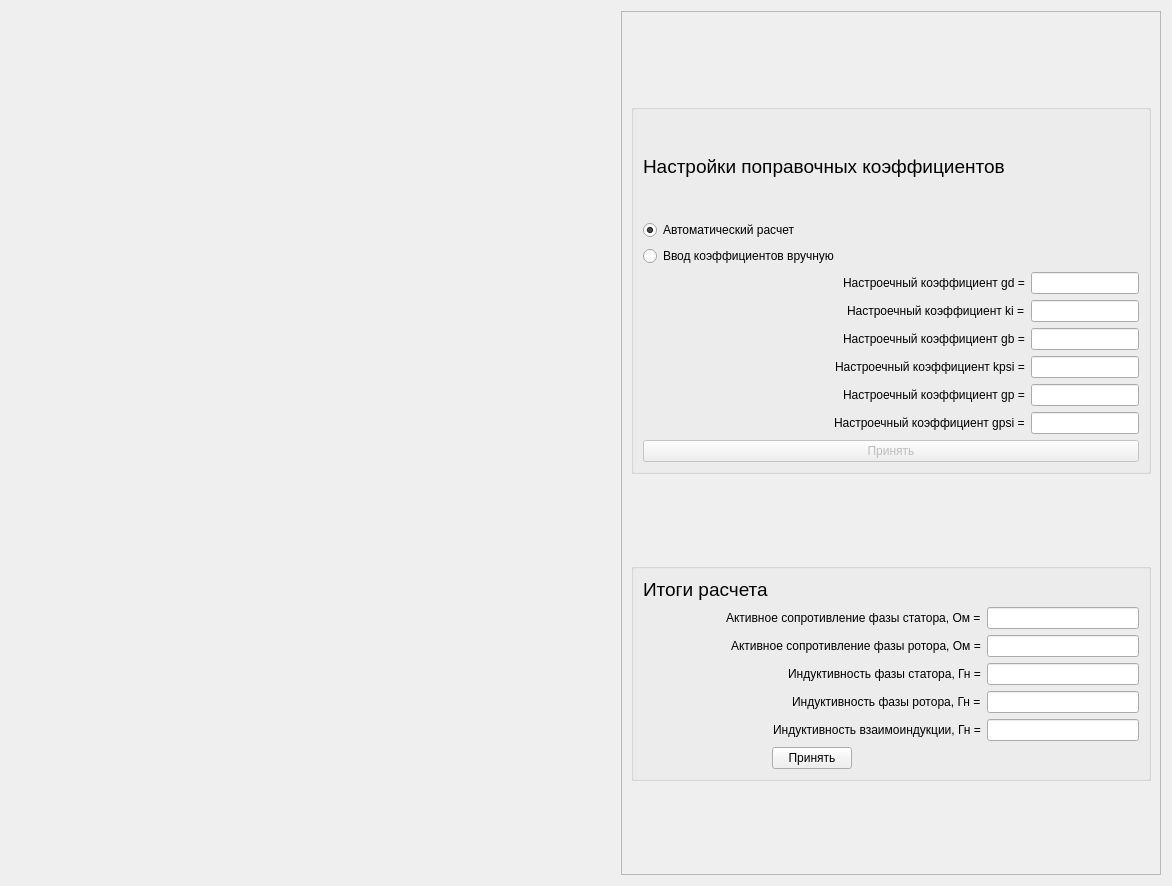
Before: the Qt Designer form ImView/identf.ui in Ivanos121/ImView, drawn with Qt 5.
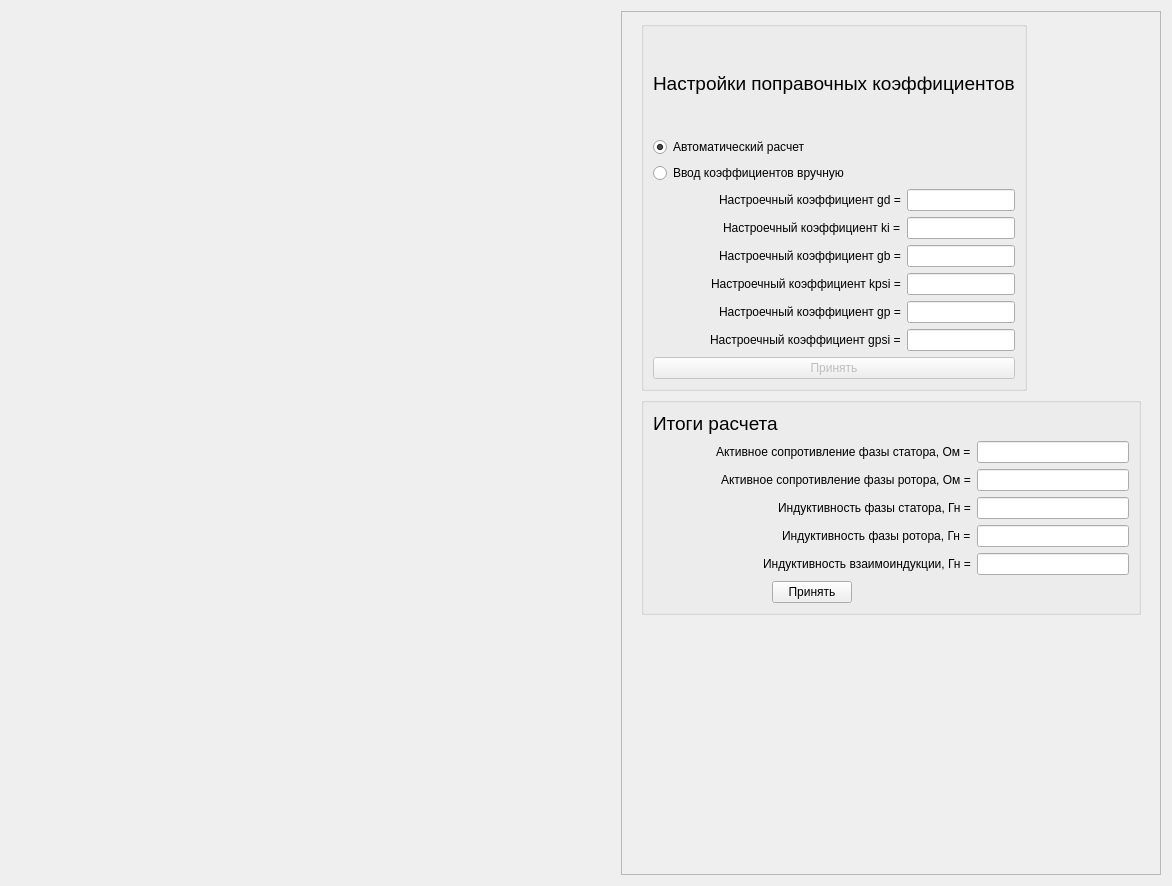
After: the same form once the commit is applied. Custom widgets are drawn as their Qt base class.

```diff
--- a/ImView/identf.ui
+++ b/ImView/identf.ui
@@ -60,10 +60,218 @@
        </rect>
       </property>
       <layout class="QGridLayout" name="gridLayout_3">
-       <item row="0" column="0">
+       <item row="2" column="0">
+        <widget class="QGroupBox" name="groupBox_2">
+         <property name="sizePolicy">
+          <sizepolicy hsizetype="Fixed" vsizetype="Fixed">
+           <horstretch>0</horstretch>
+           <verstretch>0</verstretch>
+          </sizepolicy>
+         </property>
+         <property name="minimumSize">
+          <size>
+           <width>500</width>
+           <height>0</height>
+          </size>
+         </property>
+         <property name="maximumSize">
+          <size>
+           <width>550</width>
+           <height>16777215</height>
+          </size>
+         </property>
+         <property name="title">
+          <string/>
+         </property>
+         <layout class="QGridLayout" name="gridLayout_2">
+          <item row="1" column="0" alignment="Qt::AlignRight">
+           <widget class="QLabel" name="label_10">
+            <property name="text">
+             <string>Активное сопротивление фазы статора, Ом =</string>
+            </property>
+           </widget>
+          </item>
+          <item row="4" column="1">
+           <widget class="QLineEdit" name="lineEdit_9">
+            <property name="sizePolicy">
+             <sizepolicy hsizetype="Fixed" vsizetype="Fixed">
+              <horstretch>0</horstretch>
+              <verstretch>0</verstretch>
+             </sizepolicy>
+            </property>
+            <property name="minimumSize">
+             <size>
+              <width>152</width>
+              <height>0</height>
+             </size>
+            </property>
+            <property name="maximumSize">
+             <size>
+              <width>16777215</width>
+              <height>16777215</height>
+             </size>
+            </property>
+           </widget>
+          </item>
+          <item row="3" column="1">
+           <widget class="QLineEdit" name="lineEdit_10">
+            <property name="sizePolicy">
+             <sizepolicy hsizetype="Fixed" vsizetype="Fixed">
+              <horstretch>0</horstretch>
+              <verstretch>0</verstretch>
+             </sizepolicy>
+            </property>
+            <property name="minimumSize">
+             <size>
+              <width>152</width>
+              <height>0</height>
+             </size>
+            </property>
+            <property name="maximumSize">
+             <size>
+              <width>16777215</width>
+              <height>16777215</height>
+             </size>
+            </property>
+           </widget>
+          </item>
+          <item row="2" column="1">
+           <widget class="QLineEdit" name="lineEdit_11">
+            <property name="sizePolicy">
+             <sizepolicy hsizetype="Fixed" vsizetype="Fixed">
+              <horstretch>0</horstretch>
+              <verstretch>0</verstretch>
+             </sizepolicy>
+            </property>
+            <property name="minimumSize">
+             <size>
+              <width>152</width>
+              <height>0</height>
+             </size>
+            </property>
+            <property name="maximumSize">
+             <size>
+              <width>16777215</width>
+              <height>16777215</height>
+             </size>
+            </property>
+           </widget>
+          </item>
+          <item row="2" column="0" alignment="Qt::AlignRight">
+           <widget class="QLabel" name="label_11">
+            <property name="text">
+             <string>Активное сопротивление фазы ротора, Ом =</string>
+            </property>
+           </widget>
+          </item>
+          <item row="3" column="0" alignment="Qt::AlignRight">
+           <widget class="QLabel" name="label_12">
+            <property name="text">
+             <string>Индуктивность фазы статора, Гн =</string>
+            </property>
+           </widget>
+          </item>
+          <item row="0" column="0">
+           <widget class="QLabel" name="label_15">
+            <property name="text">
+             <string>&lt;html&gt;&lt;head/&gt;&lt;body&gt;&lt;p&gt;&lt;span style=&quot; font-size:14pt;&quot;&gt;Итоги расчета&lt;/span&gt;&lt;/p&gt;&lt;/body&gt;&lt;/html&gt;</string>
+            </property>
+           </widget>
+          </item>
+          <item row="6" column="0" alignment="Qt::AlignHCenter">
+           <widget class="QPushButton" name="pushButton">
+            <property name="sizePolicy">
+             <sizepolicy hsizetype="Fixed" vsizetype="Fixed">
+              <horstretch>0</horstretch>
+              <verstretch>0</verstretch>
+             </sizepolicy>
+            </property>
+            <property name="text">
+             <string>Принять</string>
+            </property>
+           </widget>
+          </item>
+          <item row="5" column="0" alignment="Qt::AlignRight">
+           <widget class="QLabel" name="label_14">
+            <property name="text">
+             <string>Индуктивность взаимоиндукции, Гн =</string>
+            </property>
+           </widget>
+          </item>
+          <item row="5" column="1">
+           <widget class="QLineEdit" name="lineEdit_8">
+            <property name="sizePolicy">
+             <sizepolicy hsizetype="Fixed" vsizetype="Fixed">
+              <horstretch>0</horstretch>
+              <verstretch>0</verstretch>
+             </sizepolicy>
+            </property>
+            <property name="minimumSize">
+             <size>
+              <width>152</width>
+              <height>0</height>
+             </size>
+            </property>
+            <property name="maximumSize">
+             <size>
+              <width>16777215</width>
+              <height>16777215</height>
+             </size>
+            </property>
+           </widget>
+          </item>
+          <item row="4" column="0" alignment="Qt::AlignRight">
+           <widget class="QLabel" name="label_13">
+            <property name="text">
+             <string>Индуктивность фазы ротора, Гн =</string>
+            </property>
+           </widget>
+          </item>
+          <item row="1" column="1">
+           <widget class="QLineEdit" name="lineEdit_12">
+            <property name="enabled">
+             <bool>true</bool>
+            </property>
+            <property name="sizePolicy">
+             <sizepolicy hsizetype="Fixed" vsizetype="Fixed">
+              <horstretch>0</horstretch>
+              <verstretch>0</verstretch>
+             </sizepolicy>
+            </property>
+            <property name="minimumSize">
+             <size>
+              <width>152</width>
+              <height>0</height>
+             </size>
+            </property>
+            <property name="maximumSize">
+             <size>
+              <width>16777215</width>
+              <height>16777215</height>
+             </size>
+            </property>
+           </widget>
+          </item>
+         </layout>
+        </widget>
+       </item>
+       <item row="3" column="0">
+        <spacer name="verticalSpacer">
+         <property name="orientation">
+          <enum>Qt::Vertical</enum>
+         </property>
+         <property name="sizeHint" stdset="0">
+          <size>
+           <width>20</width>
+           <height>40</height>
+          </size>
+         </property>
+        </spacer>
+       </item>
+       <item row="1" column="0">
         <widget class="QGroupBox" name="groupBox">
          <property name="sizePolicy">
-          <sizepolicy hsizetype="Preferred" vsizetype="Fixed">
+          <sizepolicy hsizetype="Fixed" vsizetype="Fixed">
            <horstretch>0</horstretch>
            <verstretch>0</verstretch>
           </sizepolicy>
@@ -284,201 +492,6 @@
          </layout>
         </widget>
        </item>
-       <item row="1" column="0">
-        <widget class="QGroupBox" name="groupBox_2">
-         <property name="sizePolicy">
-          <sizepolicy hsizetype="Fixed" vsizetype="Fixed">
-           <horstretch>0</horstretch>
-           <verstretch>0</verstretch>
-          </sizepolicy>
-         </property>
-         <property name="minimumSize">
-          <size>
-           <width>500</width>
-           <height>0</height>
-          </size>
-         </property>
-         <property name="maximumSize">
-          <size>
-           <width>550</width>
-           <height>16777215</height>
-          </size>
-         </property>
-         <property name="title">
-          <string/>
-         </property>
-         <layout class="QGridLayout" name="gridLayout_2">
-          <item row="1" column="0" alignment="Qt::AlignRight">
-           <widget class="QLabel" name="label_10">
-            <property name="text">
-             <string>Активное сопротивление фазы статора, Ом =</string>
-            </property>
-           </widget>
-          </item>
-          <item row="4" column="1">
-           <widget class="QLineEdit" name="lineEdit_9">
-            <property name="sizePolicy">
-             <sizepolicy hsizetype="Fixed" vsizetype="Fixed">
-              <horstretch>0</horstretch>
-              <verstretch>0</verstretch>
-             </sizepolicy>
-            </property>
-            <property name="minimumSize">
-             <size>
-              <width>152</width>
-              <height>0</height>
-             </size>
-            </property>
-            <property name="maximumSize">
-             <size>
-              <width>16777215</width>
-              <height>16777215</height>
-             </size>
-            </property>
-           </widget>
-          </item>
-          <item row="3" column="1">
-           <widget class="QLineEdit" name="lineEdit_10">
-            <property name="sizePolicy">
-             <sizepolicy hsizetype="Fixed" vsizetype="Fixed">
-              <horstretch>0</horstretch>
-              <verstretch>0</verstretch>
-             </sizepolicy>
-            </property>
-            <property name="minimumSize">
-             <size>
-              <width>152</width>
-              <height>0</height>
-             </size>
-            </property>
-            <property name="maximumSize">
-             <size>
-              <width>16777215</width>
-              <height>16777215</height>
-             </size>
-            </property>
-           </widget>
-          </item>
-          <item row="2" column="1">
-           <widget class="QLineEdit" name="lineEdit_11">
-            <property name="sizePolicy">
-             <sizepolicy hsizetype="Fixed" vsizetype="Fixed">
-              <horstretch>0</horstretch>
-              <verstretch>0</verstretch>
-             </sizepolicy>
-            </property>
-            <property name="minimumSize">
-             <size>
-              <width>152</width>
-              <height>0</height>
-             </size>
-            </property>
-            <property name="maximumSize">
-             <size>
-              <width>16777215</width>
-              <height>16777215</height>
-             </size>
-            </property>
-           </widget>
-          </item>
-          <item row="2" column="0" alignment="Qt::AlignRight">
-           <widget class="QLabel" name="label_11">
-            <property name="text">
-             <string>Активное сопротивление фазы ротора, Ом =</string>
-            </property>
-           </widget>
-          </item>
-          <item row="3" column="0" alignment="Qt::AlignRight">
-           <widget class="QLabel" name="label_12">
-            <property name="text">
-             <string>Индуктивность фазы статора, Гн =</string>
-            </property>
-           </widget>
-          </item>
-          <item row="0" column="0">
-           <widget class="QLabel" name="label_15">
-            <property name="text">
-             <string>&lt;html&gt;&lt;head/&gt;&lt;body&gt;&lt;p&gt;&lt;span style=&quot; font-size:14pt;&quot;&gt;Итоги расчета&lt;/span&gt;&lt;/p&gt;&lt;/body&gt;&lt;/html&gt;</string>
-            </property>
-           </widget>
-          </item>
-          <item row="6" column="0" alignment="Qt::AlignHCenter">
-           <widget class="QPushButton" name="pushButton">
-            <property name="sizePolicy">
-             <sizepolicy hsizetype="Fixed" vsizetype="Fixed">
-              <horstretch>0</horstretch>
-              <verstretch>0</verstretch>
-             </sizepolicy>
-            </property>
-            <property name="text">
-             <string>Принять</string>
-            </property>
-           </widget>
-          </item>
-          <item row="5" column="0" alignment="Qt::AlignRight">
-           <widget class="QLabel" name="label_14">
-            <property name="text">
-             <string>Индуктивность взаимоиндукции, Гн =</string>
-            </property>
-           </widget>
-          </item>
-          <item row="5" column="1">
-           <widget class="QLineEdit" name="lineEdit_8">
-            <property name="sizePolicy">
-             <sizepolicy hsizetype="Fixed" vsizetype="Fixed">
-              <horstretch>0</horstretch>
-              <verstretch>0</verstretch>
-             </sizepolicy>
-            </property>
-            <property name="minimumSize">
-             <size>
-              <width>152</width>
-              <height>0</height>
-             </size>
-            </property>
-            <property name="maximumSize">
-             <size>
-              <width>16777215</width>
-              <height>16777215</height>
-             </size>
-            </property>
-           </widget>
-          </item>
-          <item row="4" column="0" alignment="Qt::AlignRight">
-           <widget class="QLabel" name="label_13">
-            <property name="text">
-             <string>Индуктивность фазы ротора, Гн =</string>
-            </property>
-           </widget>
-          </item>
-          <item row="1" column="1">
-           <widget class="QLineEdit" name="lineEdit_12">
-            <property name="enabled">
-             <bool>true</bool>
-            </property>
-            <property name="sizePolicy">
-             <sizepolicy hsizetype="Fixed" vsizetype="Fixed">
-              <horstretch>0</horstretch>
-              <verstretch>0</verstretch>
-             </sizepolicy>
-            </property>
-            <property name="minimumSize">
-             <size>
-              <width>152</width>
-              <height>0</height>
-             </size>
-            </property>
-            <property name="maximumSize">
-             <size>
-              <width>16777215</width>
-              <height>16777215</height>
-             </size>
-            </property>
-           </widget>
-          </item>
-         </layout>
-        </widget>
-       </item>
       </layout>
      </widget>
     </widget>
```
